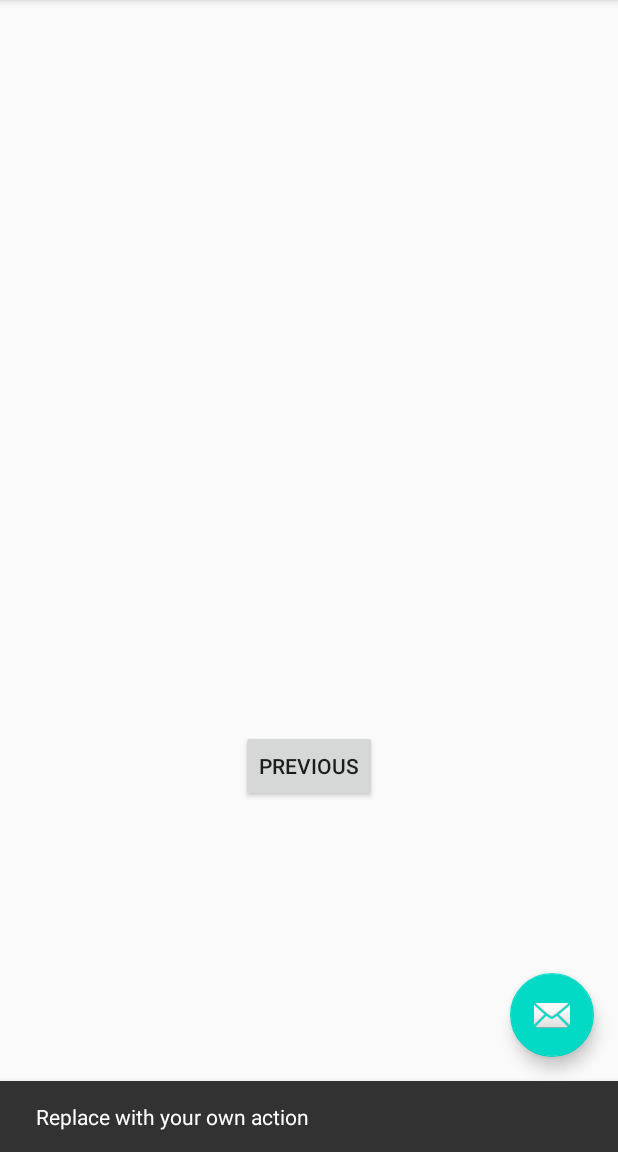
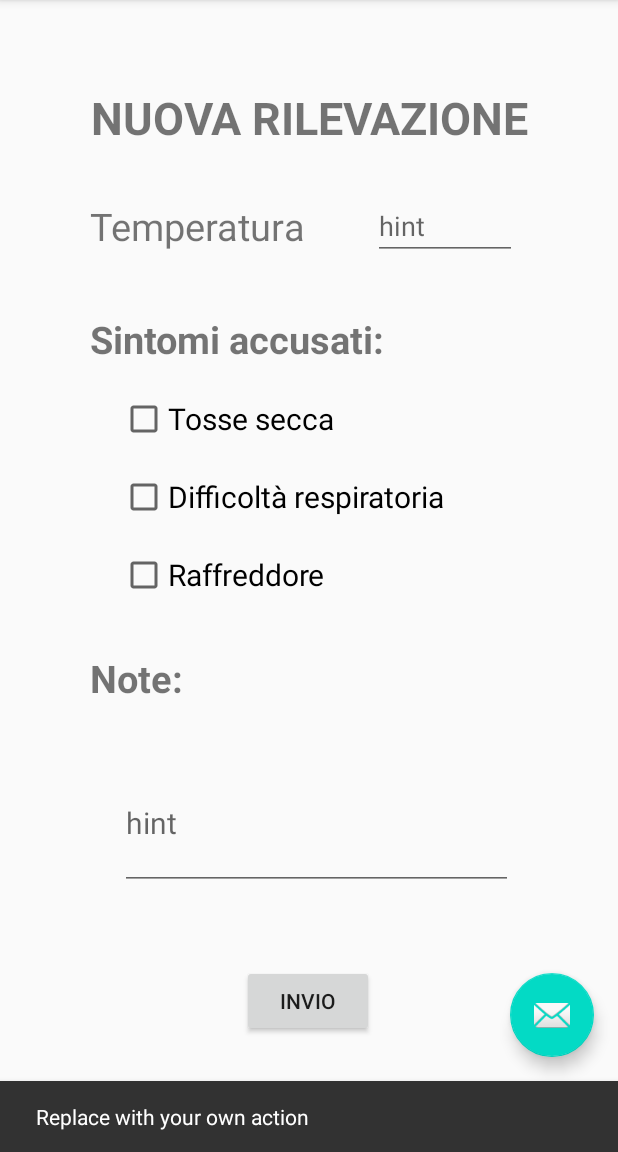
Before and after one commit to noisesy/hackathome_covid19, an Android app: the SecondFragment screen opened through its navigation route, after a tap on an icon or button, on a phone screen of 412 x 824 dp, the part 84-1236 px from its top. Run offline under Robolectric (Android 15) with nearby library versions, the phone set to English and light mode, and no system bars.

Commit message:
Modifiche grafiche

```diff
--- a/app/src/main/res/layout/fragment_first.xml
+++ b/app/src/main/res/layout/fragment_first.xml
@@ -13,6 +13,7 @@
         android:text="@string/hello_first_fragment"
         app:layout_constraintBottom_toTopOf="@id/button_first"
         app:layout_constraintEnd_toEndOf="parent"
+        app:layout_constraintHorizontal_bias="0.498"
         app:layout_constraintStart_toStartOf="parent"
         app:layout_constraintTop_toTopOf="parent" />
 
@@ -20,9 +21,17 @@
         android:id="@+id/button_first"
         android:layout_width="wrap_content"
         android:layout_height="wrap_content"
-        android:text="@string/next"
+        android:text="ADD"
         app:layout_constraintBottom_toBottomOf="parent"
         app:layout_constraintEnd_toEndOf="parent"
         app:layout_constraintStart_toStartOf="parent"
         app:layout_constraintTop_toBottomOf="@id/textview_first" />
+
+    <!--<androidx.recyclerview.widget.RecyclerView
+        android:layout_width="142dp"
+        android:layout_height="300dp"
+        app:layout_constraintBottom_toBottomOf=""
+        app:layout_constraintTop_toBottomOf="@+id/textview_first"
+        app:layout_constraintVertical_bias="0.0"
+        tools:layout_editor_absoluteX="1dp" />-->
 </androidx.constraintlayout.widget.ConstraintLayout>
--- a/app/src/main/res/layout/fragment_second.xml
+++ b/app/src/main/res/layout/fragment_second.xml
@@ -5,6 +5,18 @@
     android:layout_width="match_parent"
     android:layout_height="match_parent"
     tools:context=".SecondFragment">
+
+    <TextView
+        android:id="@+id/textView4"
+        android:layout_width="0dp"
+        android:layout_height="40dp"
+        android:layout_marginStart="60dp"
+        android:layout_marginTop="35dp"
+        android:text="Note:"
+        android:textSize="25dp"
+        android:textStyle="bold"
+        app:layout_constraintStart_toStartOf="parent"
+        app:layout_constraintTop_toBottomOf="@+id/checkBox3" />
 
     <TextView
         android:id="@+id/textview_second"
@@ -19,9 +31,112 @@
         android:id="@+id/button_second"
         android:layout_width="wrap_content"
         android:layout_height="wrap_content"
-        android:text="@string/previous"
-        app:layout_constraintBottom_toBottomOf="parent"
+        android:layout_marginTop="624dp"
+
+        android:text="Invio"
         app:layout_constraintEnd_toEndOf="parent"
+        app:layout_constraintHorizontal_bias="0.498"
         app:layout_constraintStart_toStartOf="parent"
         app:layout_constraintTop_toBottomOf="@id/textview_second" />
+
+    <TextView
+        android:id="@+id/textView"
+        android:layout_width="0dp"
+        android:layout_height="40dp"
+        android:layout_marginTop="58dp"
+        android:text="NUOVA RILEVAZIONE"
+        android:textAlignment="center"
+        android:textSize="30dp"
+        android:textStyle="bold"
+        app:layout_constraintLeft_toLeftOf="parent"
+        app:layout_constraintRight_toRightOf="parent"
+        app:layout_constraintTop_toTopOf="parent" />
+
+    <TextView
+        android:id="@+id/textView2"
+        android:layout_width="0dp"
+        android:layout_height="40dp"
+        android:layout_marginLeft="60dp"
+        android:layout_marginTop="35dp"
+        android:text="Temperatura"
+        android:textSize="25dp"
+        app:layout_constraintLeft_toLeftOf="parent"
+        app:layout_constraintTop_toBottomOf="@+id/textView" />
+
+    <TextView
+        android:id="@+id/textView3"
+        android:layout_width="0dp"
+        android:layout_height="wrap_content"
+        android:layout_marginStart="60dp"
+        android:layout_marginTop="35dp"
+        android:text="Sintomi accusati:"
+        android:textSize="25dp"
+        android:textStyle="bold"
+        app:layout_constraintStart_toStartOf="parent"
+        app:layout_constraintTop_toBottomOf="@+id/textView2" />
+
+    <CheckBox
+        android:id="@+id/checkBox"
+        android:layout_width="wrap_content"
+        android:layout_height="wrap_content"
+        android:layout_marginStart="80dp"
+        android:layout_marginTop="20dp"
+        android:text="Tosse secca"
+        android:textSize="20dp"
+        app:layout_constraintStart_toStartOf="parent"
+        app:layout_constraintTop_toBottomOf="@+id/textView3" />
+
+    <CheckBox
+        android:id="@+id/checkBox2"
+        android:layout_width="wrap_content"
+        android:layout_height="wrap_content"
+        android:layout_marginStart="80dp"
+        android:layout_marginTop="20dp"
+        android:text="Difficoltà respiratoria"
+        android:textSize="20dp"
+        app:layout_constraintStart_toStartOf="parent"
+        app:layout_constraintTop_toBottomOf="@+id/checkBox" />
+
+    <CheckBox
+        android:id="@+id/checkBox3"
+        android:layout_width="wrap_content"
+        android:layout_height="wrap_content"
+        android:layout_marginStart="80dp"
+        android:layout_marginTop="20dp"
+        android:text="Raffreddore"
+        android:textSize="20dp"
+        app:layout_constraintStart_toStartOf="parent"
+        app:layout_constraintTop_toBottomOf="@+id/checkBox2" />
+
+    <com.google.android.material.textfield.TextInputLayout
+        android:layout_width="409dp"
+        android:layout_height="wrap_content"
+        android:layout_marginStart="80dp"
+        android:layout_marginTop="20dp"
+        app:layout_constraintStart_toStartOf="parent"
+        app:layout_constraintTop_toBottomOf="@+id/textView4">
+
+        <com.google.android.material.textfield.TextInputEditText
+            android:id="@+id/textInputEditText"
+            android:layout_width="262dp"
+            android:layout_height="88dp"
+            android:layout_weight="1"
+            android:hint="hint"
+            android:inputType="textMultiLine"
+            android:textAlignment="viewStart"
+            android:textSize="20dp" />
+    </com.google.android.material.textfield.TextInputLayout>
+
+    <com.google.android.material.textfield.TextInputEditText
+        android:id="@+id/textInputEditText2"
+        android:layout_width="96dp"
+        android:layout_height="40dp"
+        android:layout_marginStart="45dp"
+        android:layout_marginTop="35dp"
+        android:hint="hint"
+        android:inputType="number|numberDecimal"
+        android:textSize="18dp"
+        app:layout_constraintStart_toEndOf="@+id/textView2"
+        app:layout_constraintTop_toBottomOf="@+id/textView" />
+
 </androidx.constraintlayout.widget.ConstraintLayout>
```
